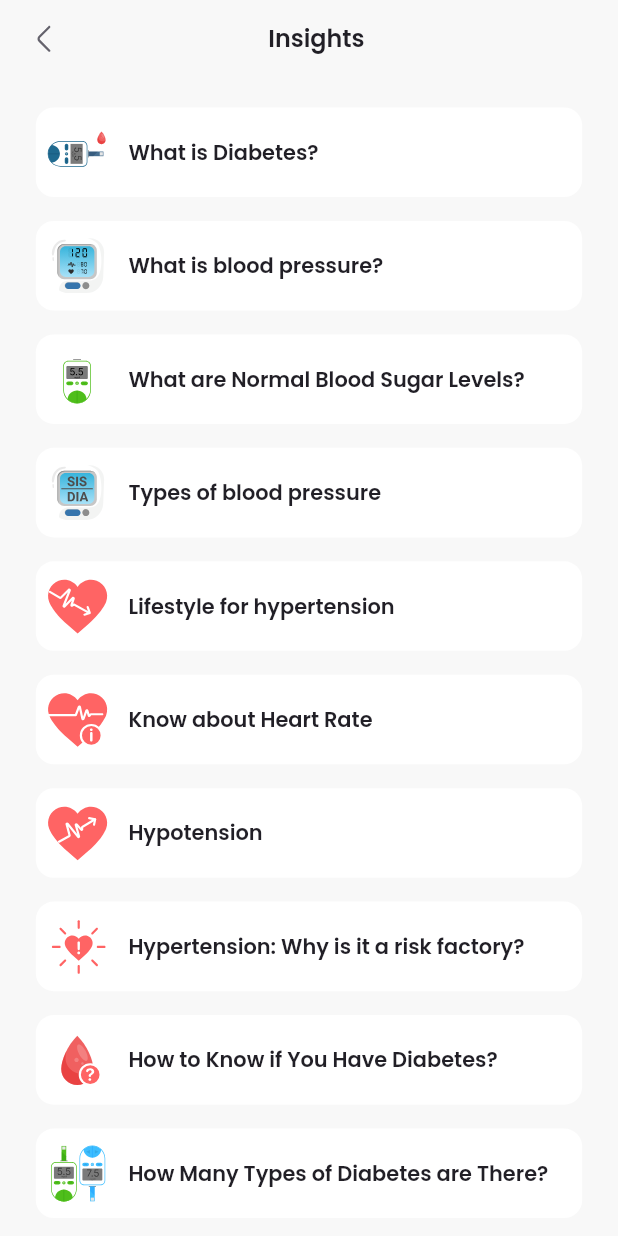
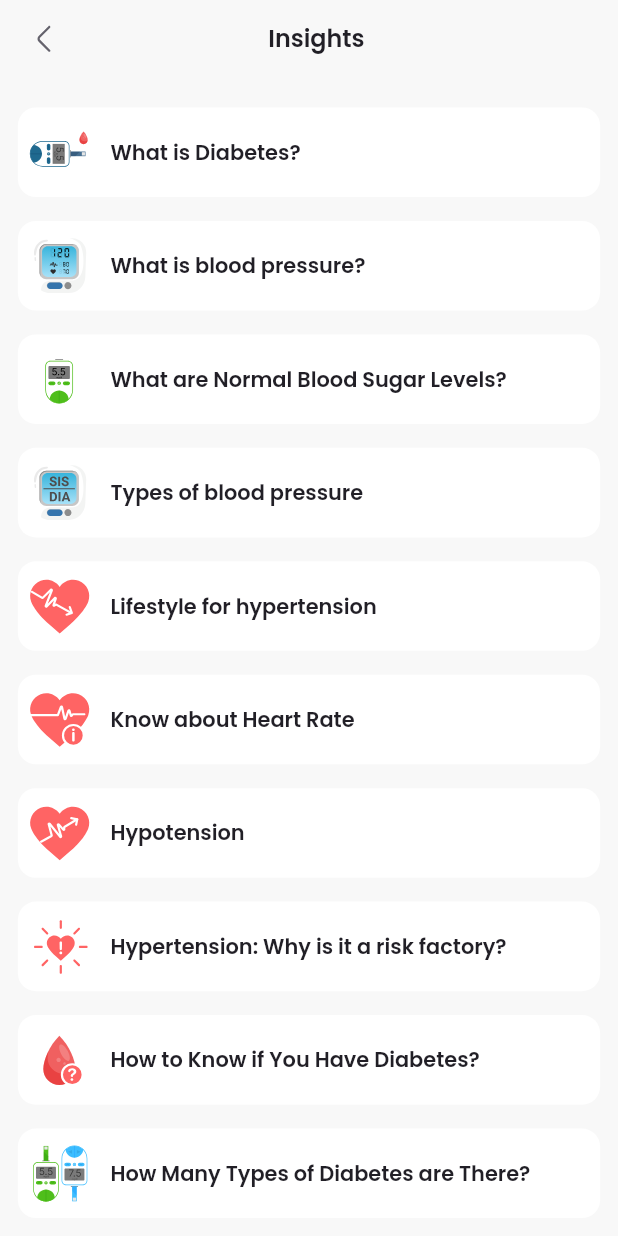
Before and after one commit to hanggmaii/DATN, a Flutter app: the AllInsightScreen widget shown alone on an empty page, opened directly, on a phone screen of 412 x 824 dp. Run offline on Flutter 3.47's test engine with Material 3 defaults, Android fonts, the phone set to English and light mode, and no system bars; our stand-ins replace cached_network_image, connectivity_plus, flutter_cache_manager, flutter_screenutil, flutter_svg, fluttertoast and 2 more.

Commit message:
:update: update code

```diff
--- a/lib/presentation/screen/all_insight_screen.dart
+++ b/lib/presentation/screen/all_insight_screen.dart
@@ -27,9 +27,9 @@ class AllInsightScreen extends StatelessWidget {
               child: ListView.builder(
                 itemCount: homeController.listInsight.length,
                 padding: EdgeInsets.fromLTRB(
-                  24.0.sp,
+                  12.0.sp,
                   6.0.sp,
-                  24.0.sp,
+                  12.0.sp,
                   12.0.sp,
                 ),
                 itemBuilder: (context, index) {
--- a/lib/presentation/screen/home/widget/insight_list_view_widget.dart
+++ b/lib/presentation/screen/home/widget/insight_list_view_widget.dart
@@ -23,6 +23,7 @@ class InsightListViewWidget extends GetWidget<HomeController> {
                   )
                 : ListView.builder(
                     padding: EdgeInsets.zero,
+                    physics: const ClampingScrollPhysics(),
                     itemCount: 4,
                     itemBuilder: (context, index) {
                       return InsightWidget(
--- a/lib/presentation/screen/insight_detail_screen.dart
+++ b/lib/presentation/screen/insight_detail_screen.dart
@@ -20,7 +20,7 @@ class InsightDetailScreen extends StatelessWidget {
     return AppContainer(
       child: Column(
         children: [
-          AppHeader(
+          const AppHeader(
             title: "Detail",
           ),
           Text(
--- a/lib/presentation/widget/dots_border/dotted_border.dart
+++ b/lib/presentation/widget/dots_border/dotted_border.dart
@@ -33,7 +33,8 @@ class DottedBorder extends StatelessWidget {
   final PathBuilder? customPath;
   final StackFit stackFit;
 
-  DottedBorder({super.key,
+  DottedBorder({
+    super.key,
     required this.child,
     this.color = Colors.black,
     this.gradient,
```
